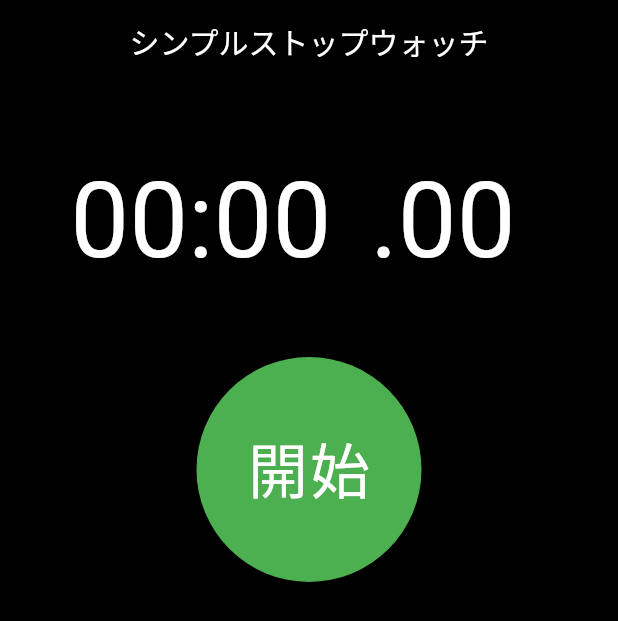
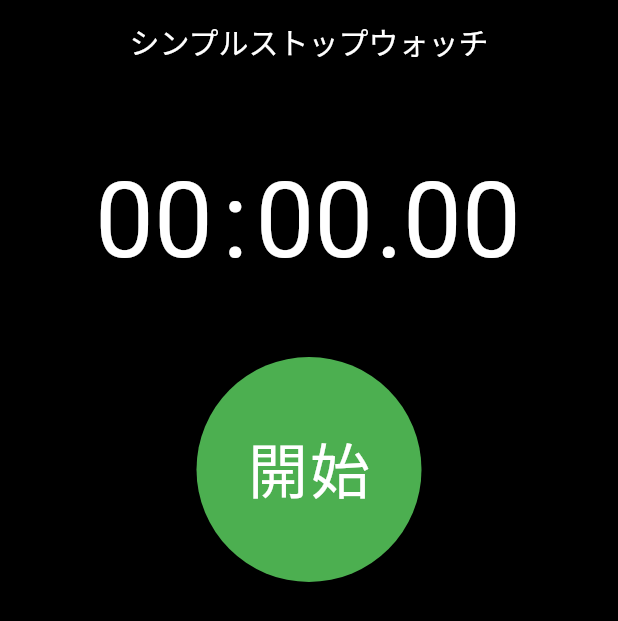
Before and after one commit to matsukawa06/stop_watch, a Flutter app: the screen it shows after launch, after a tap on "開始", after a tap on "リセット", on a phone screen of 412 x 824 dp. Shown: the top 621 px of the screen. Run offline on Flutter 3.47's test engine with Material 2 defaults, Android fonts, the phone set to English and light mode, and no system bars.

Commit message:
見た目整理

```diff
--- a/lib/main_page.dart
+++ b/lib/main_page.dart
@@ -54,11 +54,23 @@ class _MainPageBody extends StatelessWidget {
                 mainAxisAlignment: MainAxisAlignment.center,
                 children: [
                   SizedBox(
-                    width: 200,
+                    width: 80,
                     child: Text(
-                      // model.stopWatchTimeDisplay,
-                      model.timeDisplayMinutesSeconds,
-                      //style: Theme.of(context).textTheme.headline2,
+                      model.timeDisplayMinutes,
+                      style: _TextStyles.body,
+                    ),
+                  ),
+                  Padding(
+                    padding: EdgeInsets.only(left: 5, right: 5),
+                    child: Text(
+                      ":",
+                      style: _TextStyles.body,
+                    ),
+                  ),
+                  SizedBox(
+                    width: 80,
+                    child: Text(
+                      model.timeDisplaySeconds,
                       style: _TextStyles.body,
                     ),
                   ),
@@ -67,11 +79,9 @@ class _MainPageBody extends StatelessWidget {
                     style: _TextStyles.body,
                   ),
                   SizedBox(
-                    width: 100,
+                    width: 80,
                     child: Text(
-                      // model.stopWatchTimeDisplay,
                       model.timeDisplayMilliseconds,
-                      //style: Theme.of(context).textTheme.headline2,
                       style: _TextStyles.body,
                     ),
                   ),
@@ -125,9 +135,7 @@ class _MainPageBody extends StatelessWidget {
     );
   }
 }
+
 class _TextStyles {
-  static const body = TextStyle(
-    fontSize: 70,
-    color: Colors.white
-  );
+  static const body = TextStyle(fontSize: 70, color: Colors.white);
 }
--- a/lib/stop_watch_model.dart
+++ b/lib/stop_watch_model.dart
@@ -8,7 +8,8 @@ class StopWatchModel extends ChangeNotifier {
   bool isStartPressed = true;
 
   //String stopWatchTimeDisplay = '00:00.00';
-  String timeDisplayMinutesSeconds = '00:00';
+  String timeDisplayMinutes = '00';
+  String timeDisplaySeconds = '00';
   String timeDisplayMilliseconds = '00';
 
   // Stopwatch型を指定
@@ -30,9 +31,10 @@ class StopWatchModel extends ChangeNotifier {
     //         (swatch.elapsed.inSeconds % 60).toString().padLeft(2, "0") +
     //         '.' +
     //         (milliSeconds).toString().padLeft(2, "0");
-    this.timeDisplayMinutesSeconds =
-        (swatch.elapsed.inMinutes % 60).toString().padLeft(2, "0") +
-            ':' +(swatch.elapsed.inSeconds % 60).toString().padLeft(2, "0");
+    this.timeDisplayMinutes =
+        (swatch.elapsed.inMinutes % 60).toString().padLeft(2, "0");
+    this.timeDisplaySeconds =
+        (swatch.elapsed.inSeconds % 60).toString().padLeft(2, "0");
     this.timeDisplayMilliseconds = (milliSeconds).toString().padLeft(2, "0");
     notifyListeners();
   }
@@ -64,7 +66,8 @@ class StopWatchModel extends ChangeNotifier {
     swatch.stop();
     swatch.reset();
     // stopWatchTimeDisplay = '00:00.00';
-    timeDisplayMinutesSeconds = '00:00';
+    timeDisplayMinutes = '00';
+    timeDisplaySeconds = '00';
     timeDisplayMilliseconds = '00';
     notifyListeners();
   }
```
